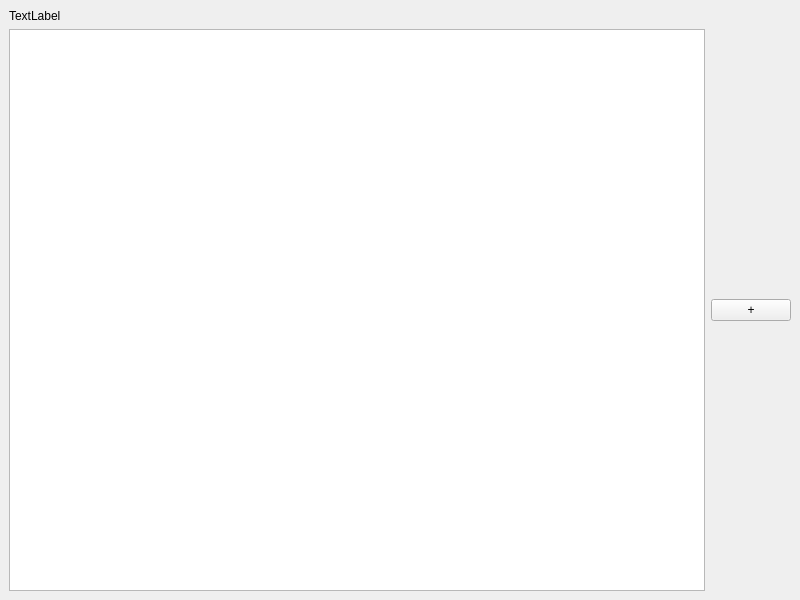
Above: mainwindow.ui from felixjimcal/workout_maker before the change. Below: the same form after it.
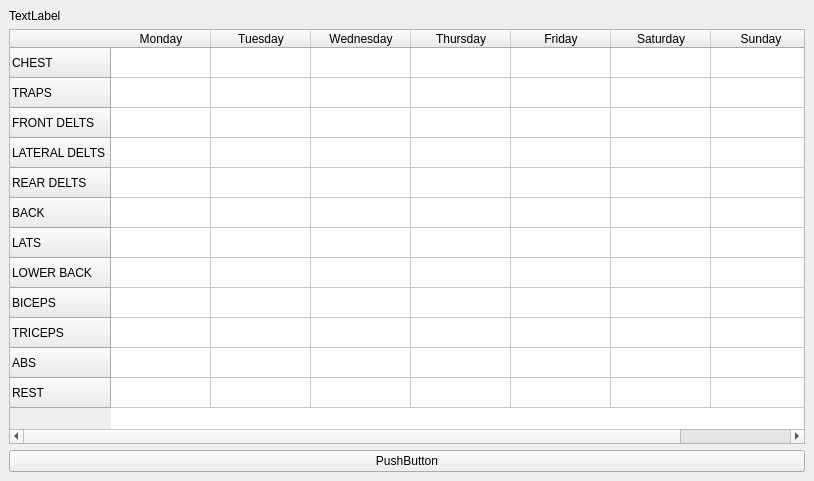
That is the form after the change.

```diff
--- a/mainwindow.ui
+++ b/mainwindow.ui
@@ -6,15 +6,28 @@
    <rect>
     <x>0</x>
     <y>0</y>
-    <width>800</width>
-    <height>600</height>
+    <width>814</width>
+    <height>481</height>
    </rect>
   </property>
+  <property name="minimumSize">
+   <size>
+    <width>814</width>
+    <height>481</height>
+   </size>
+  </property>
   <property name="windowTitle">
    <string>MainWindow</string>
   </property>
   <widget class="QWidget" name="centralwidget">
    <layout class="QGridLayout" name="gridLayout">
+    <item row="2" column="0">
+     <widget class="QPushButton" name="pushButton">
+      <property name="text">
+       <string>PushButton</string>
+      </property>
+     </widget>
+    </item>
     <item row="0" column="0">
      <layout class="QHBoxLayout" name="horizontalLayout">
       <item>
@@ -38,17 +51,114 @@
       <item>
        <layout class="QVBoxLayout" name="verticalLayout_3">
         <item>
-         <widget class="QTableWidget" name="tableWidget"/>
-        </item>
-       </layout>
-      </item>
-      <item>
-       <layout class="QVBoxLayout" name="verticalLayout_2">
-        <item>
-         <widget class="QPushButton" name="addColumnBtn">
-          <property name="text">
-           <string>+</string>
+         <widget class="QTableWidget" name="tableWidget">
+          <property name="sizeAdjustPolicy">
+           <enum>QAbstractScrollArea::AdjustToContents</enum>
           </property>
+          <property name="editTriggers">
+           <set>QAbstractItemView::AnyKeyPressed|QAbstractItemView::EditKeyPressed</set>
+          </property>
+          <property name="selectionMode">
+           <enum>QAbstractItemView::SingleSelection</enum>
+          </property>
+          <attribute name="horizontalHeaderCascadingSectionResizes">
+           <bool>false</bool>
+          </attribute>
+          <row>
+           <property name="text">
+            <string>CHEST</string>
+           </property>
+          </row>
+          <row>
+           <property name="text">
+            <string>TRAPS</string>
+           </property>
+          </row>
+          <row>
+           <property name="text">
+            <string>FRONT DELTS</string>
+           </property>
+          </row>
+          <row>
+           <property name="text">
+            <string>LATERAL DELTS</string>
+           </property>
+          </row>
+          <row>
+           <property name="text">
+            <string>REAR DELTS</string>
+           </property>
+          </row>
+          <row>
+           <property name="text">
+            <string>BACK</string>
+           </property>
+          </row>
+          <row>
+           <property name="text">
+            <string>LATS</string>
+           </property>
+          </row>
+          <row>
+           <property name="text">
+            <string>LOWER BACK</string>
+           </property>
+          </row>
+          <row>
+           <property name="text">
+            <string>BICEPS</string>
+           </property>
+          </row>
+          <row>
+           <property name="text">
+            <string>TRICEPS</string>
+           </property>
+          </row>
+          <row>
+           <property name="text">
+            <string>ABS</string>
+           </property>
+          </row>
+          <row>
+           <property name="text">
+            <string>REST</string>
+           </property>
+          </row>
+          <column>
+           <property name="text">
+            <string>Monday</string>
+           </property>
+          </column>
+          <column>
+           <property name="text">
+            <string>Tuesday</string>
+           </property>
+          </column>
+          <column>
+           <property name="text">
+            <string>Wednesday</string>
+           </property>
+          </column>
+          <column>
+           <property name="text">
+            <string>Thursday</string>
+           </property>
+          </column>
+          <column>
+           <property name="text">
+            <string>Friday</string>
+           </property>
+          </column>
+          <column>
+           <property name="text">
+            <string>Saturday</string>
+           </property>
+          </column>
+          <column>
+           <property name="text">
+            <string>Sunday</string>
+           </property>
+          </column>
          </widget>
         </item>
        </layout>
```
Left out of the diff: 2 changed lines with no effect on the pictures.
